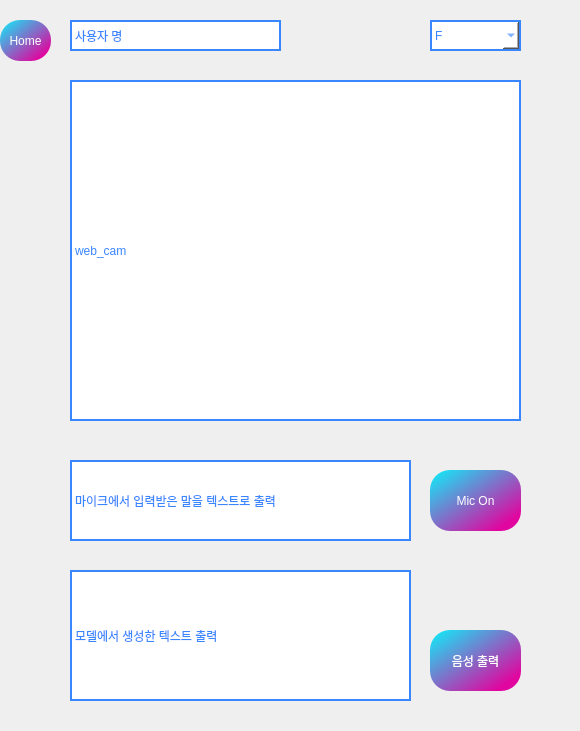
First picture: the form in GUI/ui/SR.ui, repository addinedu-ros-4th/deeplearning-repo-6, before the edit.
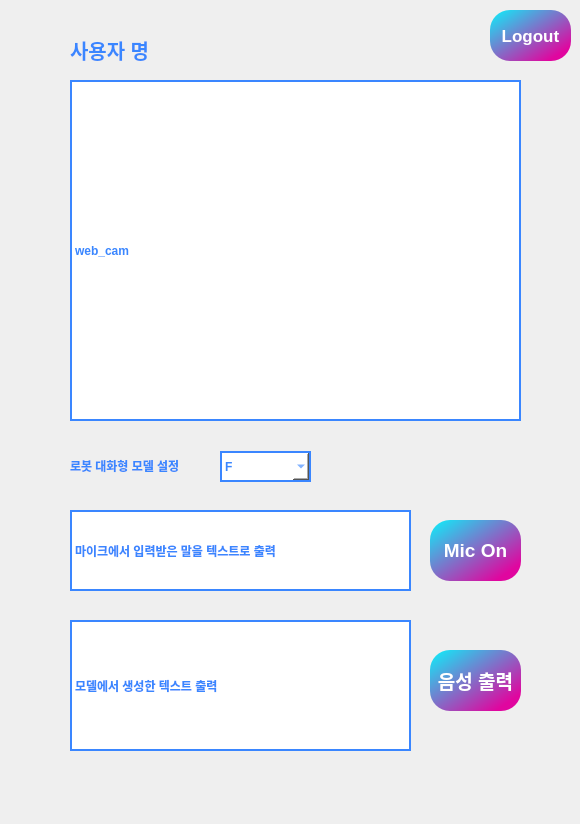
Second picture: the form after the edit.

Commit message: Change User Interface Improvement

Diff of the .ui file:
```diff
--- a/GUI/ui/SR.ui
+++ b/GUI/ui/SR.ui
@@ -7,9 +7,15 @@
     <x>0</x>
     <y>0</y>
     <width>580</width>
-    <height>731</height>
+    <height>824</height>
    </rect>
   </property>
+  <property name="font">
+   <font>
+    <weight>75</weight>
+    <bold>true</bold>
+   </font>
+  </property>
   <property name="windowTitle">
    <string>Form</string>
   </property>
@@ -17,11 +23,18 @@
    <property name="geometry">
     <rect>
      <x>430</x>
-     <y>470</y>
+     <y>520</y>
      <width>91</width>
      <height>61</height>
     </rect>
    </property>
+   <property name="font">
+    <font>
+     <pointsize>14</pointsize>
+     <weight>75</weight>
+     <bold>true</bold>
+    </font>
+   </property>
    <property name="styleSheet">
     <string notr="true">color: white;
 	background-color: qlineargradient(spread:pad, x1:0, y1:0, x2:0.857143, y2:0.857955, stop:0 rgba(10, 242, 251, 255), stop:1 rgba(224, 6, 159, 255));
@@ -35,31 +48,44 @@
    <property name="geometry">
     <rect>
      <x>70</x>
-     <y>20</y>
+     <y>30</y>
      <width>211</width>
-     <height>31</height>
+     <height>41</height>
     </rect>
    </property>
+   <property name="font">
+    <font>
+     <pointsize>15</pointsize>
+     <weight>75</weight>
+     <bold>true</bold>
+    </font>
+   </property>
    <property name="styleSheet">
     <string notr="true">
 	color: rgb(58, 134, 255);
-	background-color: white;
-	border: 2px solid rgb(58, 134, 255);
+
 </string>
    </property>
    <property name="text">
-    <string>사용자 명</string>
+    <string>&lt;html&gt;&lt;head/&gt;&lt;body&gt;&lt;p&gt;&lt;span style=&quot; font-weight:600;&quot;&gt;사용자 명&lt;/span&gt;&lt;/p&gt;&lt;/body&gt;&lt;/html&gt;</string>
    </property>
   </widget>
   <widget class="QPushButton" name="btn_Output">
    <property name="geometry">
     <rect>
      <x>430</x>
-     <y>630</y>
+     <y>650</y>
      <width>91</width>
      <height>61</height>
     </rect>
    </property>
+   <property name="font">
+    <font>
+     <pointsize>14</pointsize>
+     <weight>75</weight>
+     <bold>true</bold>
+    </font>
+   </property>
    <property name="styleSheet">
     <string notr="true">color: white;
 	background-color: qlineargradient(spread:pad, x1:0, y1:0, x2:0.857143, y2:0.857955, stop:0 rgba(10, 242, 251, 255), stop:1 rgba(224, 6, 159, 255));
@@ -72,8 +98,8 @@
   <widget class="QComboBox" name="cbox_Model">
    <property name="geometry">
     <rect>
-     <x>430</x>
-     <y>20</y>
+     <x>220</x>
+     <y>451</y>
      <width>91</width>
      <height>31</height>
     </rect>
@@ -110,7 +136,7 @@
    <property name="geometry">
     <rect>
      <x>70</x>
-     <y>460</y>
+     <y>510</y>
      <width>341</width>
      <height>81</height>
     </rect>
@@ -130,7 +156,7 @@
    <property name="geometry">
     <rect>
      <x>70</x>
-     <y>570</y>
+     <y>620</y>
      <width>341</width>
      <height>131</height>
     </rect>
@@ -169,19 +195,43 @@
   <widget class="QPushButton" name="btn_back">
    <property name="geometry">
     <rect>
-     <x>0</x>
-     <y>20</y>
-     <width>51</width>
-     <height>41</height>
+     <x>490</x>
+     <y>10</y>
+     <width>81</width>
+     <height>51</height>
     </rect>
    </property>
+   <property name="font">
+    <font>
+     <pointsize>13</pointsize>
+     <weight>75</weight>
+     <bold>true</bold>
+    </font>
+   </property>
    <property name="styleSheet">
     <string notr="true">color: white;
 	background-color: qlineargradient(spread:pad, x1:0, y1:0, x2:0.857143, y2:0.857955, stop:0 rgba(10, 242, 251, 255), stop:1 rgba(224, 6, 159, 255));
 	border-radius: 20px;</string>
    </property>
    <property name="text">
-    <string>Home</string>
+    <string>Logout</string>
+   </property>
+  </widget>
+  <widget class="QLabel" name="robot_model_select_text">
+   <property name="geometry">
+    <rect>
+     <x>70</x>
+     <y>450</y>
+     <width>141</width>
+     <height>31</height>
+    </rect>
+   </property>
+   <property name="styleSheet">
+    <string notr="true">	color: rgb(58, 134, 255);
+</string>
+   </property>
+   <property name="text">
+    <string>로봇 대화형 모델 설정</string>
    </property>
   </widget>
  </widget>
```
The commit also changes 4 other files.
